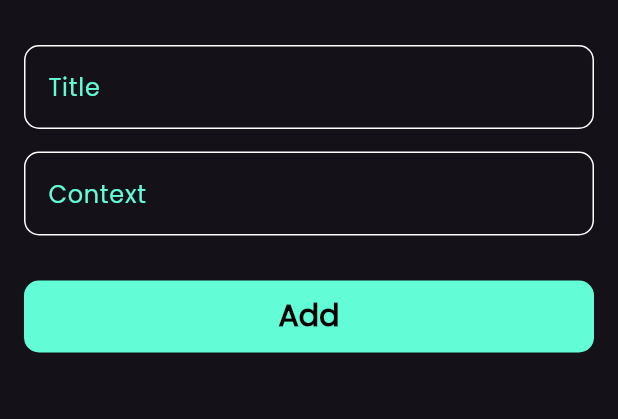
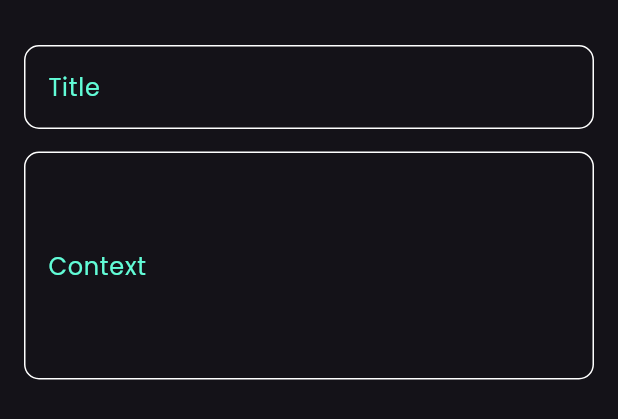
Before and after one commit to HabebaAlgarib/Notes_App, a Flutter app: the AddNote widget shown alone on an empty page, opened directly, on a phone screen of 412 x 824 dp. Shown: the top 419 px of the screen. Run offline on Flutter 3.47's test engine with Material 3 defaults, Android fonts, the phone set to English and light mode, and no system bars.

Commit message:
add fields to notes buttom sheet

```diff
--- a/lib/widgets/add_note_bottom_sheet.dart
+++ b/lib/widgets/add_note_bottom_sheet.dart
@@ -20,28 +20,13 @@ class AddNote extends StatelessWidget {
           const SizedBox(
             height: 15,
           ),
-          CustomTextField(title: 'Context'),
+          CustomTextField(
+            title: 'Context',
+            maxLines: 5,
+          ),
           const SizedBox(
-            height: 30,
+            height: 80,
           ),
-          Container(
-            width: double.infinity,
-            decoration: BoxDecoration(
-              borderRadius: BorderRadius.circular(10),
-              color: KPrimaryColor,
-            ),
-            child: MaterialButton(
-              onPressed: () {},
-              child: const Text(
-                'Add',
-                style: TextStyle(
-                  color: Colors.black,
-                  fontSize: 20,
-                  fontWeight: FontWeight.bold,
-                ),
-              ),
-            ),
-          )
         ],
       ),
     );
--- a/lib/widgets/custom_text_field.dart
+++ b/lib/widgets/custom_text_field.dart
@@ -2,12 +2,14 @@ import 'package:flutter/material.dart';
 import 'package:notes_app/helper/constants.dart';
 
 class CustomTextField extends StatelessWidget {
-  const CustomTextField({super.key, required this.title});
+  const CustomTextField({super.key, required this.title, this.maxLines = 1});
   final String title;
+  final int maxLines;
   @override
   Widget build(BuildContext context) {
     return TextField(
       cursorColor: KPrimaryColor,
+      maxLines: maxLines,
       decoration: InputDecoration(
         labelText: title,
         labelStyle: const TextStyle(color: KPrimaryColor),
```
